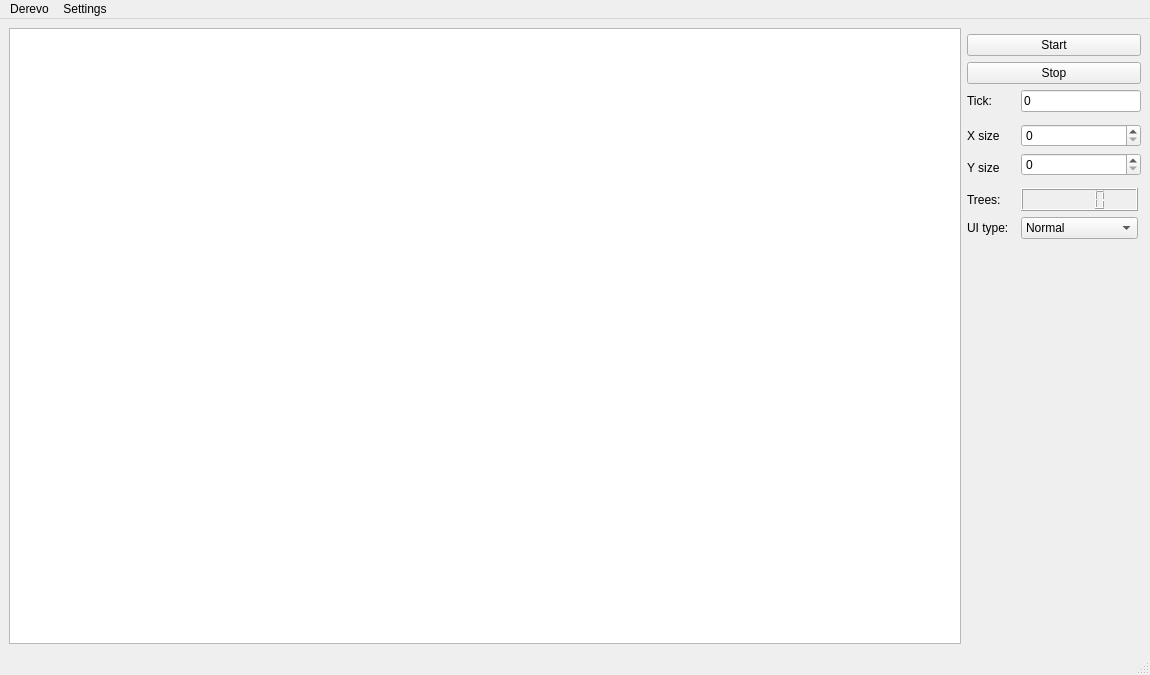
OgArkad/Derevo, file mainwindow.ui: the form before one commit.
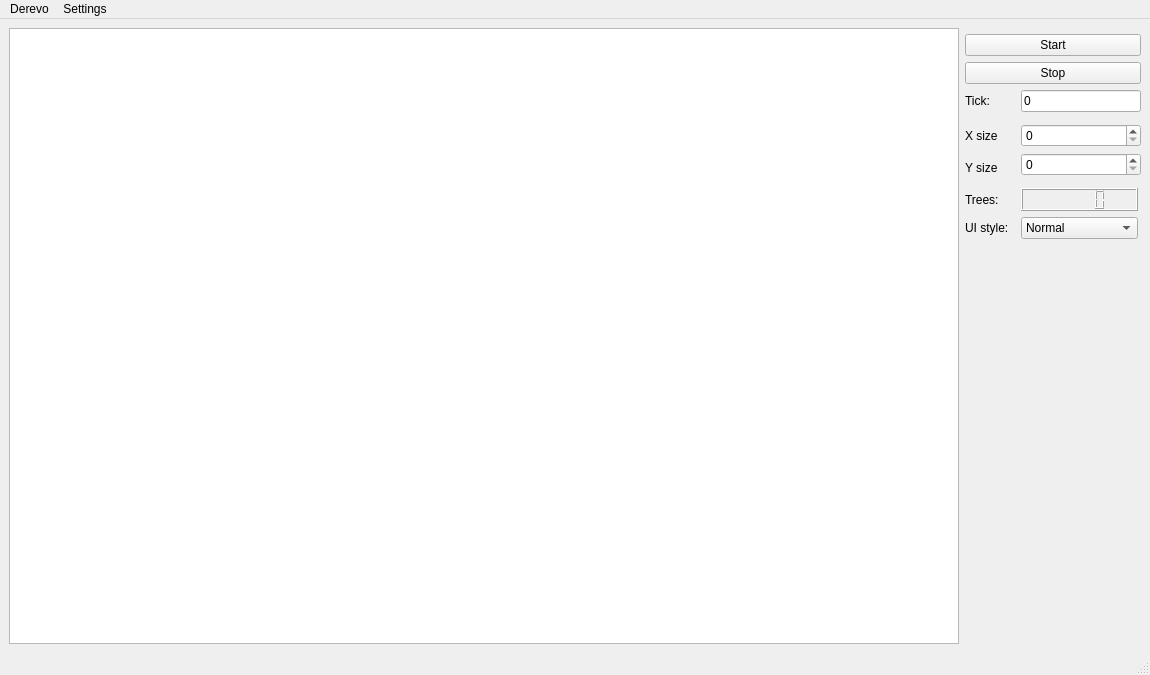
The form after the commit.

Commit message: merged core with UI

```diff
--- a/mainwindow.ui
+++ b/mainwindow.ui
@@ -134,7 +134,7 @@
     <item row="9" column="1">
      <widget class="QLabel" name="uiTypeLabel">
       <property name="text">
-       <string>UI type:</string>
+       <string>UI style:</string>
       </property>
      </widget>
     </item>
```
Left out of the diff: 6 changed lines with no effect on the pictures. The commit also changes 3 other files.
